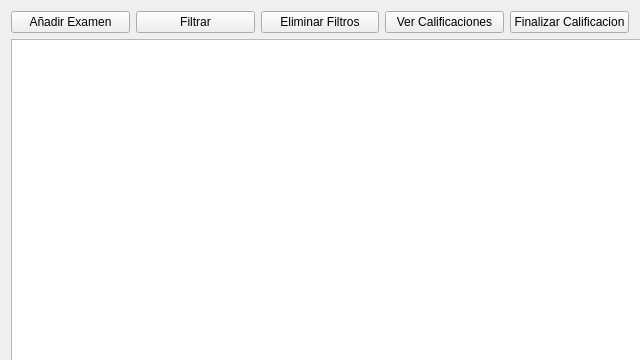
The window that Vista/ui/GestionarExam.ui (Kronos5544/SiGePI) describes before a commit, drawn with Qt 5.
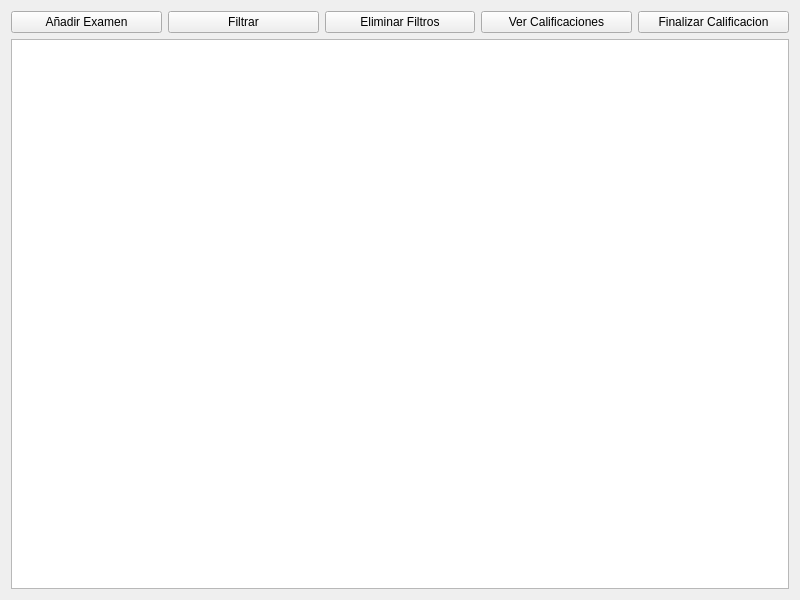
The same window after the commit.

```diff
--- a/Vista/ui/GestionarExam.ui
+++ b/Vista/ui/GestionarExam.ui
@@ -6,14 +6,14 @@
    <rect>
     <x>0</x>
     <y>0</y>
-    <width>640</width>
-    <height>360</height>
+    <width>800</width>
+    <height>600</height>
    </rect>
   </property>
   <property name="minimumSize">
    <size>
-    <width>640</width>
-    <height>360</height>
+    <width>800</width>
+    <height>600</height>
    </size>
   </property>
   <property name="windowTitle">
```
